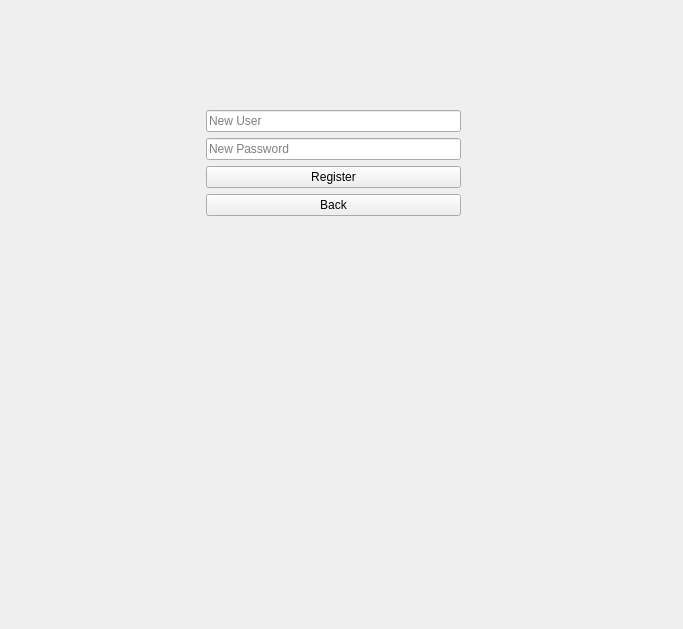
Old version of the form BabelClient/ClientCore/mainwindow.ui in the repository Encorpluptit/CPP-VOIP_Client_Server.
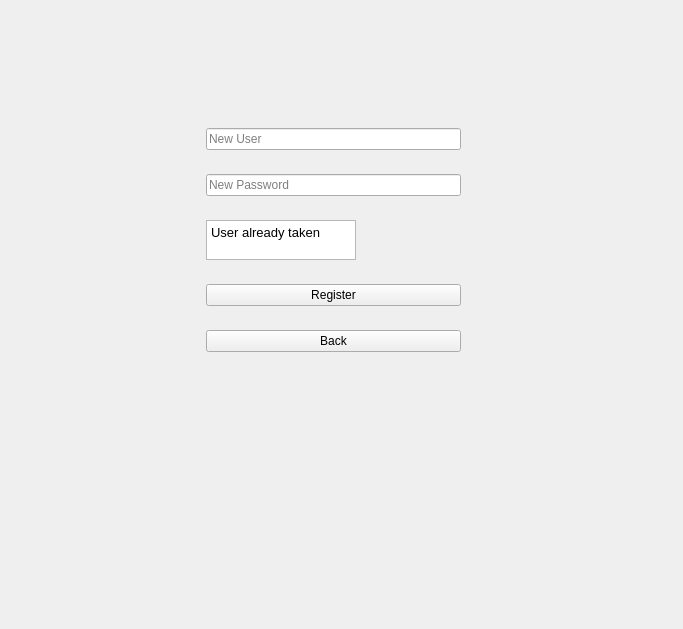
New version of the form. The open tabs and pages were chosen to show the change.

The edit to the form file:
```diff
--- a/BabelClient/ClientCore/mainwindow.ui
+++ b/BabelClient/ClientCore/mainwindow.ui
@@ -158,20 +158,43 @@
          </property>
         </widget>
        </item>
-       <item row="2" column="1">
+       <item row="3" column="1">
         <widget class="QPushButton" name="RegisterButton">
          <property name="text">
           <string>Register</string>
          </property>
         </widget>
        </item>
-       <item row="3" column="1">
+       <item row="4" column="1">
         <widget class="QPushButton" name="BackButtonRegister">
          <property name="text">
           <string>Back</string>
          </property>
         </widget>
        </item>
+       <item row="2" column="1">
+        <widget class="QTextEdit" name="textEdit">
+         <property name="maximumSize">
+          <size>
+           <width>150</width>
+           <height>40</height>
+          </size>
+         </property>
+         <property name="verticalScrollBarPolicy">
+          <enum>Qt::ScrollBarAlwaysOff</enum>
+         </property>
+         <property name="horizontalScrollBarPolicy">
+          <enum>Qt::ScrollBarAlwaysOff</enum>
+         </property>
+         <property name="html">
+          <string>&lt;!DOCTYPE HTML PUBLIC &quot;-//W3C//DTD HTML 4.0//EN&quot; &quot;http://www.w3.org/TR/REC-html40/strict.dtd&quot;&gt;
+&lt;html&gt;&lt;head&gt;&lt;meta name=&quot;qrichtext&quot; content=&quot;1&quot; /&gt;&lt;style type=&quot;text/css&quot;&gt;
+p, li { white-space: pre-wrap; }
+&lt;/style&gt;&lt;/head&gt;&lt;body style=&quot; font-family:'Sans'; font-size:10pt; font-weight:400; font-style:normal;&quot;&gt;
+&lt;p style=&quot; margin-top:0px; margin-bottom:0px; margin-left:0px; margin-right:0px; -qt-block-indent:0; text-indent:0px;&quot;&gt;User already taken&lt;/p&gt;&lt;/body&gt;&lt;/html&gt;</string>
+         </property>
+        </widget>
+       </item>
       </layout>
      </widget>
     </widget>
```
Left out of the diff: 18 changed lines with no effect on the pictures.
